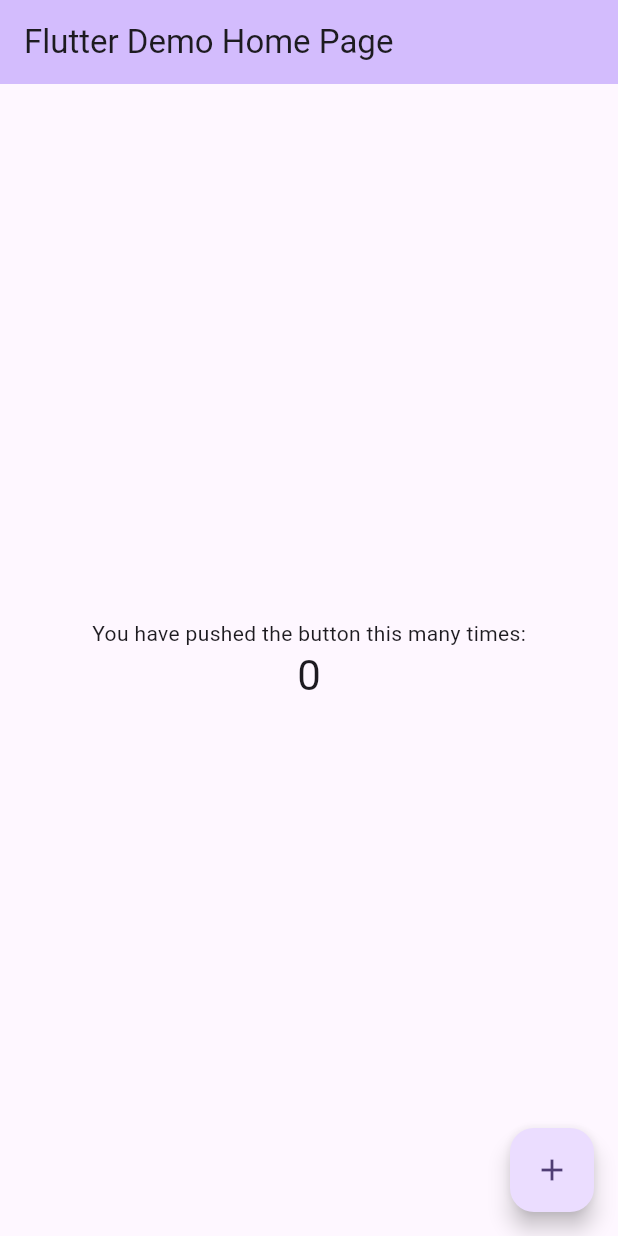
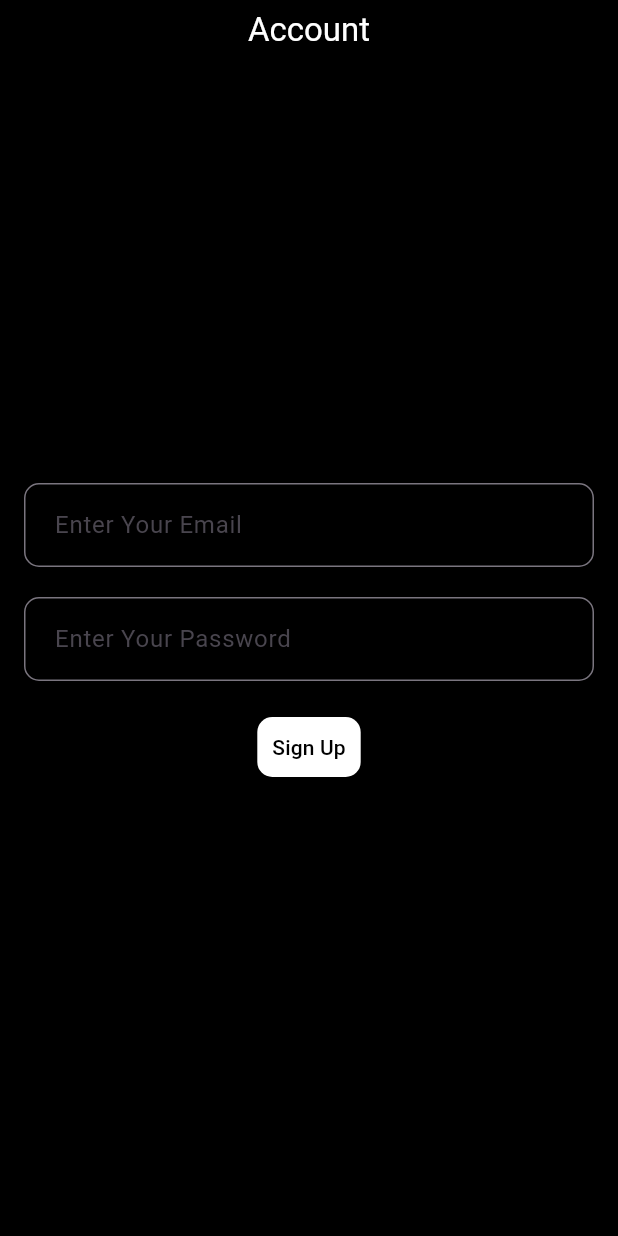
Before and after one commit to qucbs/Notes, a Flutter app: the screen it shows after launch, on a phone screen of 412 x 824 dp. Run offline on Flutter 3.47's test engine with Material 3 defaults, Android fonts, the phone set to English and light mode, and no system bars; our stand-ins replace firebase_auth, firebase_core; accounts and stored records are empty.

Commit message:
Second Commit

```diff
--- /dev/null
+++ b/lib/Homepage.dart
@@ -0,0 +1,130 @@
+import 'package:firebase_core/firebase_core.dart';
+import 'package:flutter/material.dart';
+import 'package:firebase_auth/firebase_auth.dart';
+import 'Firebase/firebase_options.dart';
+
+class HomePage extends StatefulWidget {
+  const HomePage({super.key});
+
+  @override
+  State<HomePage> createState() => _HomePageState();
+}
+
+class _HomePageState extends State<HomePage> {
+  late final TextEditingController _email;
+  late final TextEditingController _password;
+  String? userEmail;
+
+  @override
+  void initState() {
+    _email = TextEditingController();
+    _password = TextEditingController();
+    super.initState();
+  }
+
+  @override
+  void dispose() {
+    _email.dispose();
+    _password.dispose();
+    super.dispose();
+  }
+
+  @override
+  Widget build(BuildContext context) {
+    return Scaffold(
+      backgroundColor: Colors.black,
+      appBar: AppBar(
+        backgroundColor: Colors.black,
+        toolbarHeight: 40,
+        title: Text('Account', style: TextStyle(color: Colors.white)),
+        centerTitle: true,
+      ),
+      body: Center(
+        child: FutureBuilder(
+          future: Firebase.initializeApp(
+            options: DefaultFirebaseOptions.currentPlatform,
+          ),
+          builder: (context, snapshot) {
+            if (snapshot.connectionState == ConnectionState.done) {
+              return Padding(
+                padding: const EdgeInsets.all(16.0),
+                child: Column(
+                  mainAxisAlignment: MainAxisAlignment.center,
+                  children: [
+                    TextField(
+                      keyboardType: TextInputType.emailAddress,
+                      autocorrect: false,
+                      enableSuggestions: false,
+                      style: TextStyle(color: Colors.white),
+                      controller: _email,
+                      decoration: InputDecoration(
+                        hintText: ' Enter Your Email',
+                        border: OutlineInputBorder(
+                          borderRadius: BorderRadius.circular(10),
+                        ),
+                      ),
+                    ),
+                    SizedBox(height: 20),
+                    TextField(
+                      style: TextStyle(color: Colors.white),
+                      obscureText: true,
+                      autocorrect: false,
+                      enableSuggestions: false,
+                      controller: _password,
+                      decoration: InputDecoration(
+                        hintText: ' Enter Your Password',
+                        border: OutlineInputBorder(
+                          borderRadius: BorderRadius.circular(10),
+                        ),
+                      ),
+                    ),
+                    SizedBox(height: 20),
+                    TextButton(
+                      onPressed: () async {
+                        try {
+                          final email = _email.text;
+                          final password = _password.text;
+                          final userCredential = await FirebaseAuth.instance
+                              .createUserWithEmailAndPassword(
+                                email: email,
+                                password: password,
+                              );
+                          setState(() {
+                            userEmail = userCredential.user?.email;
+                          });
+                        } catch (e) {
+                          ScaffoldMessenger.of(
+                            context,
+                          ).showSnackBar(SnackBar(content: Text('Error: $e')));
+                        }
+                      },
+                      child: Text(
+                        'Sign Up',
+                        style: TextStyle(color: Colors.black),
+                      ),
+                      style: TextButton.styleFrom(
+                        backgroundColor: Colors.white,
+                        foregroundColor: Colors.black,
+                        padding: EdgeInsets.all(10),
+                        shape: RoundedRectangleBorder(
+                          borderRadius: BorderRadius.circular(10),
+                        ),
+                      ),
+                    ),
+                    SizedBox(height: 20),
+                    if (userEmail != null)
+                      Text(
+                        'Signed in as: $userEmail',
+                        style: TextStyle(color: Colors.white),
+                      ),
+                  ],
+                ),
+              );
+            }
+            return CircularProgressIndicator(); // Show loading indicator while initializing Firebase
+          },
+        ),
+      ),
+    );
+  }
+}
--- a/lib/main.dart
+++ b/lib/main.dart
@@ -1,123 +1,23 @@
 import 'package:flutter/material.dart';
+import 'Homepage.dart';
 
 void main() {
+  WidgetsFlutterBinding.ensureInitialized();
   runApp(const MyApp());
 }
 
 class MyApp extends StatelessWidget {
   const MyApp({super.key});
 
-  // This widget is the root of your application.
   @override
   Widget build(BuildContext context) {
     return MaterialApp(
       title: 'Flutter Demo',
       theme: ThemeData(
-        // This is the theme of your application.
-        //
-        // TRY THIS: Try running your application with "flutter run". You'll see
-        // the application has a purple toolbar. Then, without quitting the app,
-        // try changing the seedColor in the colorScheme below to Colors.green
-        // and then invoke "hot reload" (save your changes or press the "hot
-        // reload" button in a Flutter-supported IDE, or press "r" if you used
-        // the command line to start the app).
-        //
-        // Notice that the counter didn't reset back to zero; the application
-        // state is not lost during the reload. To reset the state, use hot
-        // restart instead.
-        //
-        // This works for code too, not just values: Most code changes can be
-        // tested with just a hot reload.
         colorScheme: ColorScheme.fromSeed(seedColor: Colors.deepPurple),
       ),
-      home: const MyHomePage(title: 'Flutter Demo Home Page'),
+      home: const HomePage(),
+      debugShowCheckedModeBanner: false,
     );
   }
 }
-
-class MyHomePage extends StatefulWidget {
-  const MyHomePage({super.key, required this.title});
-
-  // This widget is the home page of your application. It is stateful, meaning
-  // that it has a State object (defined below) that contains fields that affect
-  // how it looks.
-
-  // This class is the configuration for the state. It holds the values (in this
-  // case the title) provided by the parent (in this case the App widget) and
-  // used by the build method of the State. Fields in a Widget subclass are
-  // always marked "final".
-
-  final String title;
-
-  @override
-  State<MyHomePage> createState() => _MyHomePageState();
-}
-
-class _MyHomePageState extends State<MyHomePage> {
-  int _counter = 0;
-
-  void _incrementCounter() {
-    setState(() {
-      // This call to setState tells the Flutter framework that something has
-      // changed in this State, which causes it to rerun the build method below
-      // so that the display can reflect the updated values. If we changed
-      // _counter without calling setState(), then the build method would not be
-      // called again, and so nothing would appear to happen.
-      _counter++;
-    });
-  }
-
-  @override
-  Widget build(BuildContext context) {
-    // This method is rerun every time setState is called, for instance as done
-    // by the _incrementCounter method above.
-    //
-    // The Flutter framework has been optimized to make rerunning build methods
-    // fast, so that you can just rebuild anything that needs updating rather
-    // than having to individually change instances of widgets.
-    return Scaffold(
-      appBar: AppBar(
-        // TRY THIS: Try changing the color here to a specific color (to
-        // Colors.amber, perhaps?) and trigger a hot reload to see the AppBar
-        // change color while the other colors stay the same.
-        backgroundColor: Theme.of(context).colorScheme.inversePrimary,
-        // Here we take the value from the MyHomePage object that was created by
-        // the App.build method, and use it to set our appbar title.
-        title: Text(widget.title),
-      ),
-      body: Center(
-        // Center is a layout widget. It takes a single child and positions it
-        // in the middle of the parent.
-        child: Column(
-          // Column is also a layout widget. It takes a list of children and
-          // arranges them vertically. By default, it sizes itself to fit its
-          // children horizontally, and tries to be as tall as its parent.
-          //
-          // Column has various properties to control how it sizes itself and
-          // how it positions its children. Here we use mainAxisAlignment to
-          // center the children vertically; the main axis here is the vertical
-          // axis because Columns are vertical (the cross axis would be
-          // horizontal).
-          //
-          // TRY THIS: Invoke "debug painting" (choose the "Toggle Debug Paint"
-          // action in the IDE, or press "p" in the console), to see the
-          // wireframe for each widget.
-          mainAxisAlignment: MainAxisAlignment.center,
-          children: <Widget>[
-            const Text('You have pushed the button this many times:'),
-            Text(
-              '$_counter',
-              style: Theme.of(context).textTheme.headlineMedium,
-            ),
-          ],
-        ),
-      ),
-      floatingActionButton: FloatingActionButton(
-        onPressed: _incrementCounter,
-        tooltip: 'Increment',
-        child: const Icon(Icons.add),
-      ), // This trailing comma makes auto-formatting nicer for build methods.
-    );
-  }
-
-}
```
Also changed, not shown: firebase.json (added), lib/Firebase/firebase_options.dart (added), 3 other files.
